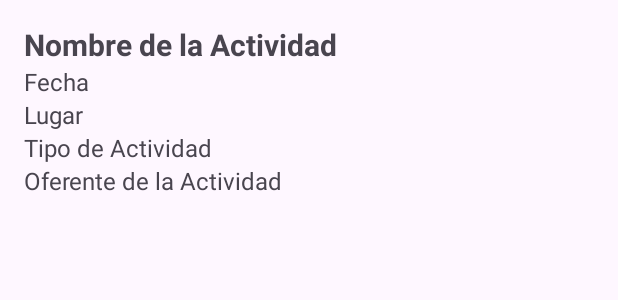
After one commit to CcristoferR/Centro-Integral-Alerce, an Android app: the layout activity_detail.xml on its own in the app's theme, with its tools: preview values and no code run, on a phone screen of 412 x 824 dp. The commit adds this screen. Shown: the top 300 px of the screen. Run offline under Robolectric (Android 15) with nearby library versions, the phone set to English and light mode, and no system bars.

Commit message:
mejoras en detalles de tarea

```diff
--- a/app/src/main/AndroidManifest.xml
+++ b/app/src/main/AndroidManifest.xml
@@ -13,9 +13,11 @@
         android:theme="@style/Theme.CentroIntegralAlerce"
         tools:targetApi="31">
         <activity
+            android:name=".ActivityDetailActivity"
+            android:exported="false" />
+        <activity
             android:name=".CreateActivity"
-            android:exported="false" />
-        <!-- Actividad Home -->
+            android:exported="false" /> <!-- Actividad Home -->
         <activity
             android:name=".HomeActivity"
             android:exported="false" /> <!-- Actividad Login (MainActivity) -->
--- /dev/null
+++ b/app/src/main/res/layout/activity_detail.xml
@@ -0,0 +1,42 @@
+<LinearLayout xmlns:android="http://schemas.android.com/apk/res/android"
+    android:layout_width="match_parent"
+    android:layout_height="match_parent"
+    android:orientation="vertical"
+    android:padding="16dp">
+
+    <TextView
+        android:id="@+id/activityNameTextView"
+        android:layout_width="wrap_content"
+        android:layout_height="wrap_content"
+        android:text="Nombre de la Actividad"
+        android:textSize="20sp"
+        android:textStyle="bold" />
+
+    <TextView
+        android:id="@+id/activityDateTextView"
+        android:layout_width="wrap_content"
+        android:layout_height="wrap_content"
+        android:text="Fecha"
+        android:textSize="16sp" />
+
+    <TextView
+        android:id="@+id/activityLocationTextView"
+        android:layout_width="wrap_content"
+        android:layout_height="wrap_content"
+        android:text="Lugar"
+        android:textSize="16sp" />
+
+    <TextView
+        android:id="@+id/activityTypeTextView"
+        android:layout_width="wrap_content"
+        android:layout_height="wrap_content"
+        android:text="Tipo de Actividad"
+        android:textSize="16sp" />
+
+    <TextView
+        android:id="@+id/activityProviderTextView"
+        android:layout_width="wrap_content"
+        android:layout_height="wrap_content"
+        android:text="Oferente de la Actividad"
+        android:textSize="16sp" />
+</LinearLayout>
```
Also changed, not shown: app/src/main/java/com/gestionactividades/centrointegralalerce/ActivitiesAdapter.java (+18 -5 lines), app/src/main/java/com/gestionactividades/centrointegralalerce/ActivityDetailActivity.java (added, +35 -0 lines), app/src/main/java/com/gestionactividades/centrointegralalerce/EventActivity.java (+25 -5 lines), app/src/main/java/com/gestionactividades/centrointegralalerce/HomeActivity.java (+5 -5 lines).
